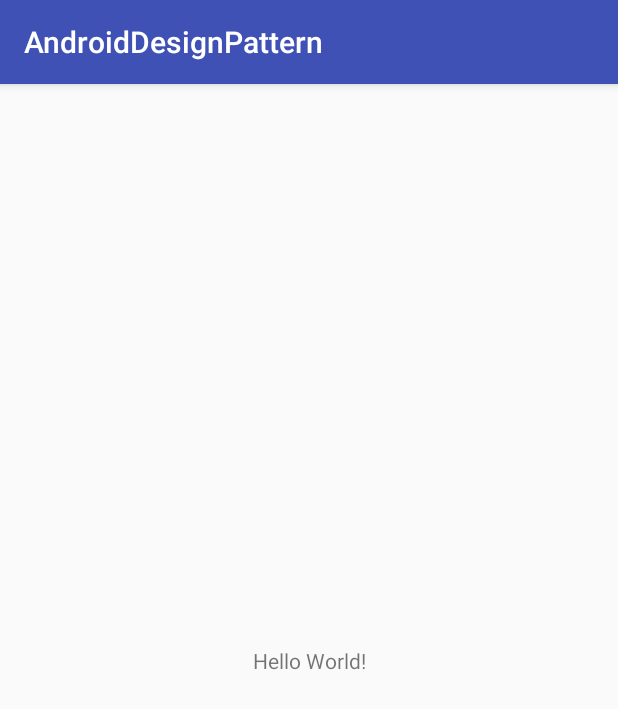
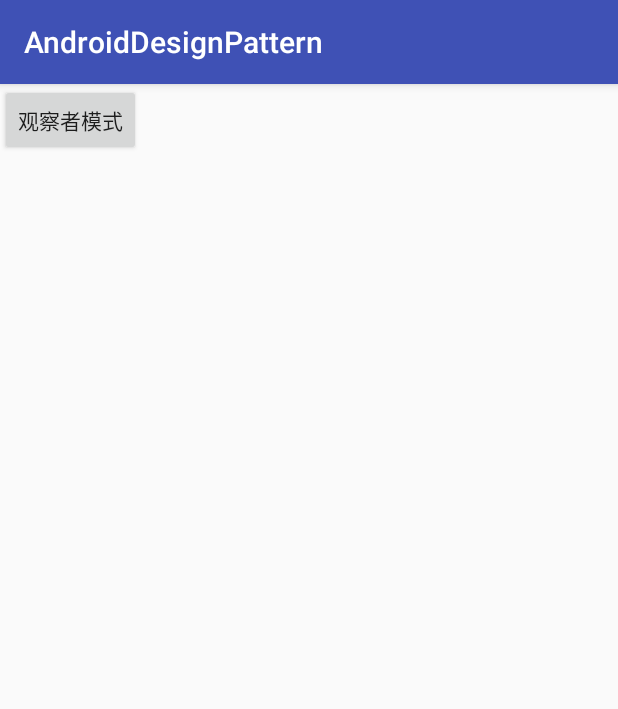
Before and after one commit to Allure0/AndroidDesignPattern, an Android app: the screen it shows after launch (MainActivity), on a phone screen of 412 x 824 dp. Shown: the top 709 px of the screen. Run offline under Robolectric (Android 15) with nearby library versions, the phone set to English and light mode, and no system bars.

Commit message:
观察者模式

```diff
--- a/app/src/main/AndroidManifest.xml
+++ b/app/src/main/AndroidManifest.xml
@@ -16,6 +16,8 @@
                 <category android:name="android.intent.category.LAUNCHER" />
             </intent-filter>
         </activity>
+        <activity android:name=".observe.SecondActivity" android:screenOrientation="portrait"></activity>
+        <activity android:name=".observe.ObserveActivity" android:screenOrientation="portrait"></activity>
     </application>
 
 </manifest>
--- a/app/src/main/java/com/allure/designPattern/MainActivity.java
+++ b/app/src/main/java/com/allure/designPattern/MainActivity.java
@@ -1,26 +1,26 @@
 package com.allure.designPattern;
 
+import android.content.Intent;
 import android.os.Bundle;
 import android.support.v7.app.AppCompatActivity;
+import android.view.View;
 
-import com.allure.designPattern.factory.AndroidCodeMonkey;
-import com.allure.designPattern.factory.cachefactory.CodeMonkeyCacheFactory;
-import com.allure.designPattern.factory.easyfactory.CodeMonkeyEasyFactory;
+import com.allure.designPattern.observe.ObserveActivity;
 
-public class MainActivity extends AppCompatActivity {
+public class MainActivity extends AppCompatActivity  {
+
 
     @Override
     protected void onCreate(Bundle savedInstanceState) {
         super.onCreate(savedInstanceState);
         setContentView(R.layout.activity_main);
-        try {
-            //简单工厂
-            CodeMonkeyEasyFactory.generateCodeMonkey(CodeMonkeyEasyFactory.GENERATE_ANDROID).showCodeMonkeyType();
-            CodeMonkeyEasyFactory.generateCodeMonkey(CodeMonkeyEasyFactory.GENERATE_IOS).showCodeMonkeyType();
-            new CodeMonkeyCacheFactory().generateCodeMonkey(AndroidCodeMonkey.class).showCodeMonkeyType();
-        } catch (Exception e) {
-            e.printStackTrace();
-        }
+
+
     }
 
+
+
+    public  void go2Obsever(View v){
+        startActivity(new Intent(MainActivity.this, ObserveActivity.class));
+    }
 }
--- a/app/src/main/res/layout/activity_main.xml
+++ b/app/src/main/res/layout/activity_main.xml
@@ -1,18 +1,19 @@
 <?xml version="1.0" encoding="utf-8"?>
-<android.support.constraint.ConstraintLayout xmlns:android="http://schemas.android.com/apk/res/android"
-    xmlns:app="http://schemas.android.com/apk/res-auto"
-    xmlns:tools="http://schemas.android.com/tools"
+<ScrollView xmlns:android="http://schemas.android.com/apk/res/android"
     android:layout_width="match_parent"
     android:layout_height="match_parent"
-    tools:context="com.allure.designPattern.MainActivity">
+    android:orientation="vertical">
 
-    <TextView
-        android:layout_width="wrap_content"
+    <LinearLayout
+        android:layout_width="match_parent"
         android:layout_height="wrap_content"
-        android:text="Hello World!"
-        app:layout_constraintBottom_toBottomOf="parent"
-        app:layout_constraintLeft_toLeftOf="parent"
-        app:layout_constraintRight_toRightOf="parent"
-        app:layout_constraintTop_toTopOf="parent" />
+        android:orientation="vertical">
 
-</android.support.constraint.ConstraintLayout>
+        <Button
+            android:onClick="go2Obsever"
+            android:text="观察者模式"
+            android:id="@+id/bt_observer"
+            android:layout_width="wrap_content"
+            android:layout_height="wrap_content" />
+    </LinearLayout>
+</ScrollView>
--- /dev/null
+++ b/app/src/main/res/layout/activity_main1.xml
@@ -0,0 +1,6 @@
+<?xml version="1.0" encoding="utf-8"?>
+<LinearLayout xmlns:android="http://schemas.android.com/apk/res/android"
+    android:orientation="vertical" android:layout_width="match_parent"
+    android:layout_height="match_parent">
+
+</LinearLayout>
```
Also changed, not shown: app/src/main/java/com/allure/designPattern/command/Command.java (added, +9 -0 lines), app/src/main/java/com/allure/designPattern/command/CommandController.java (added, +31 -0 lines), app/src/main/java/com/allure/designPattern/command/CommandTest.java (added, +41 -0 lines), app/src/main/java/com/allure/designPattern/command/GooseCommand.java (added, +20 -0 lines), app/src/main/java/com/allure/designPattern/command/MarchCommand.java (added, +21 -0 lines), app/src/main/java/com/allure/designPattern/command/MilitaryTraining.java (added, +19 -0 lines), app/src/main/java/com/allure/designPattern/observe/ObserveActivity.java (added, +49 -0 lines), app/src/main/java/com/allure/designPattern/observe/ObserverListener.java (added, +11 -0 lines), app/src/main/java/com/allure/designPattern/observe/ObserverManager.java (added, +55 -0 lines), app/src/main/java/com/allure/designPattern/observe/Person.java (added, +18 -0 lines), app/src/main/java/com/allure/designPattern/observe/SecondActivity.java (added, +34 -0 lines), app/src/main/java/com/allure/designPattern/observe/Subject.java (added, +13 -0 lines).
